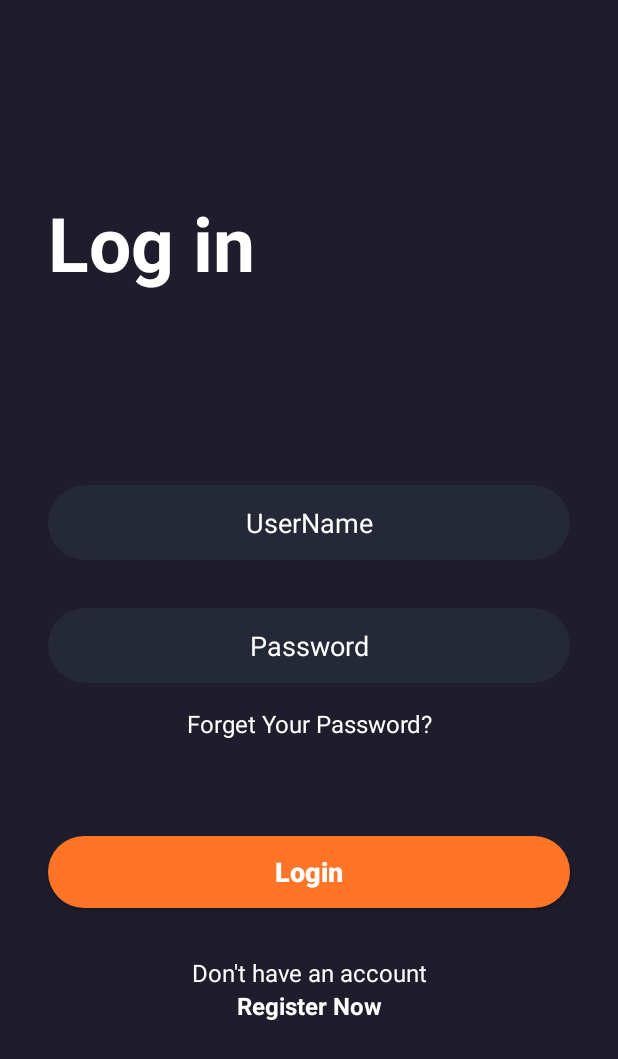
After one commit to thales-vicente/movies-app, an Android app: the LoginActivity screen opened directly, with no data from a screen before it, on a phone screen of 412 x 824 dp. The commit adds this screen. Shown: the top 1059 px of the screen. Run offline under Robolectric (Android 15) with nearby library versions, the phone set to English and light mode, and no system bars.

Commit message:
Add Login Activity This commit introduces a new Login Activity with its layout and registers it in the AndroidManifest.

```diff
--- a/app/src/main/AndroidManifest.xml
+++ b/app/src/main/AndroidManifest.xml
@@ -13,6 +13,9 @@
         android:theme="@style/Theme.MoviesApp"
         tools:targetApi="31">
         <activity
+            android:name=".LoginActivity"
+            android:exported="false" />
+        <activity
             android:name=".MainActivity"
             android:exported="true">
             <intent-filter>
--- /dev/null
+++ b/app/src/main/java/com/example/moviesapp/LoginActivity.kt
@@ -0,0 +1,15 @@
+package com.example.moviesapp
+
+import android.os.Bundle
+import androidx.activity.enableEdgeToEdge
+import androidx.appcompat.app.AppCompatActivity
+import androidx.core.view.ViewCompat
+import androidx.core.view.WindowInsetsCompat
+
+class LoginActivity : AppCompatActivity() {
+    override fun onCreate(savedInstanceState: Bundle?) {
+        super.onCreate(savedInstanceState)
+        setContentView(R.layout.activity_login)
+
+    }
+}
--- /dev/null
+++ b/app/src/main/res/drawable/edittext_background.xml
@@ -0,0 +1,9 @@
+<?xml version="1.0" encoding="utf-8"?>
+<selector xmlns:android="http://schemas.android.com/apk/res/android">
+<item>
+    <shape android:shape="rectangle">
+        <solid android:color="@color/dark_blue"/>
+        <corners android:radius="50sp"/>
+    </shape>
+</item>
+</selector>
--- /dev/null
+++ b/app/src/main/res/layout/activity_login.xml
@@ -0,0 +1,100 @@
+<?xml version="1.0" encoding="utf-8"?>
+<androidx.constraintlayout.widget.ConstraintLayout xmlns:android="http://schemas.android.com/apk/res/android"
+    xmlns:app="http://schemas.android.com/apk/res-auto"
+    xmlns:tools="http://schemas.android.com/tools"
+    android:id="@+id/main"
+    android:layout_width="match_parent"
+    android:layout_height="match_parent"
+    android:background="@color/main_color"
+    tools:context=".LoginActivity">
+
+    <ScrollView
+        android:layout_width="match_parent"
+        android:layout_height="match_parent">
+
+        <LinearLayout
+            android:layout_width="match_parent"
+            android:layout_height="wrap_content"
+            android:orientation="vertical">
+
+            <TextView
+                android:layout_width="match_parent"
+                android:layout_height="wrap_content"
+                android:layout_marginStart="32dp"
+                android:layout_marginTop="128dp"
+                android:text="Log in"
+                android:textColor="@color/white"
+                android:textSize="50sp"
+                android:textStyle="bold" />
+
+            <EditText
+                android:layout_width="match_parent"
+                android:layout_height="50dp"
+                android:layout_marginStart="32dp"
+                android:layout_marginTop="128dp"
+                android:layout_marginEnd="32dp"
+                android:background="@drawable/edittext_background"
+                android:ems="10"
+                android:hint="UserName"
+                android:inputType="text"
+                android:textAlignment="center"
+                android:textColor="@color/white"
+                android:textColorHint="@color/white" />
+
+            <EditText
+                android:layout_width="match_parent"
+                android:layout_height="50dp"
+                android:layout_marginStart="32dp"
+                android:layout_marginTop="32dp"
+                android:layout_marginEnd="32dp"
+                android:background="@drawable/edittext_background"
+                android:ems="10"
+                android:hint="Password"
+                android:inputType="textPassword"
+                android:textAlignment="center"
+                android:textColor="@color/white"
+                android:textColorHint="@color/white" />
+
+            <TextView
+                android:layout_width="match_parent"
+                android:layout_height="wrap_content"
+                android:layout_marginTop="16dp"
+                android:text="Forget Your Password?"
+                android:textAlignment="center"
+                android:textColor="@color/white"
+                android:textSize="16sp" />
+
+            <androidx.appcompat.widget.AppCompatButton
+                android:layout_width="match_parent"
+                android:layout_height="wrap_content"
+                android:layout_marginStart="32dp"
+                android:layout_marginTop="64dp"
+                android:layout_marginEnd="32dp"
+                android:background="@drawable/orange_button_background"
+                android:text="Login"
+                android:textAllCaps="false"
+                android:textColor="@color/white"
+                android:textSize="18sp"
+                android:textStyle="bold" />
+
+            <TextView
+                android:layout_width="match_parent"
+                android:layout_height="wrap_content"
+                android:text="Don't have an account"
+                android:textColor="@color/white"
+                android:textSize="16sp"
+                android:textAlignment="center"
+                android:layout_marginTop="32dp"/>
+
+            <TextView
+                android:layout_width="match_parent"
+                android:layout_height="wrap_content"
+                android:text="Register Now"
+                android:textAlignment="center"
+                android:textColor="@color/white"
+                android:textSize="16sp"
+                android:textStyle="bold"/>
+        </LinearLayout>
+    </ScrollView>
+
+</androidx.constraintlayout.widget.ConstraintLayout>
--- a/app/src/main/res/layout/activity_main.xml
+++ b/app/src/main/res/layout/activity_main.xml
@@ -81,6 +81,7 @@
                     android:layout_marginTop="8dp"
                     android:background="@drawable/orange_button_background"
                     android:text="Get Started"
+                    android:textAllCaps="false"
                     android:textColor="@color/white"
                     android:textSize="18sp" />
 
```
